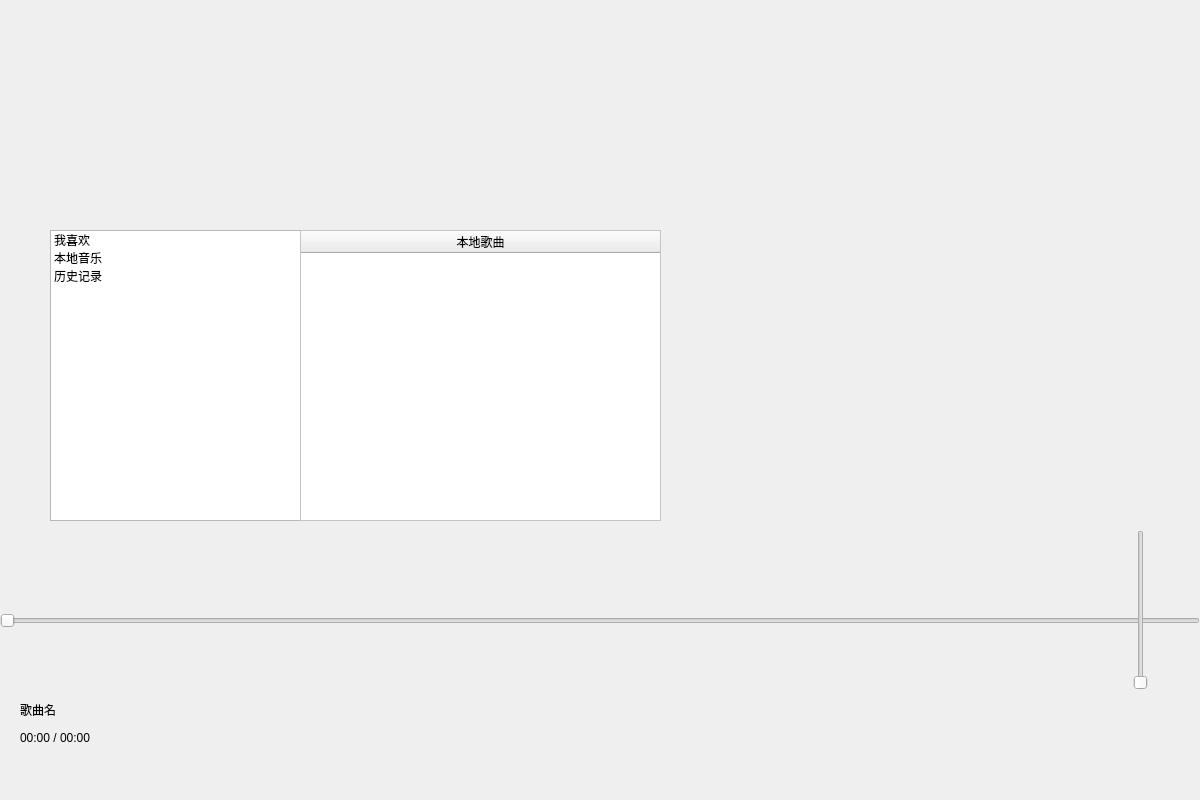
Qt form mainwindow.ui (lyquid617/MPG) before a commit.
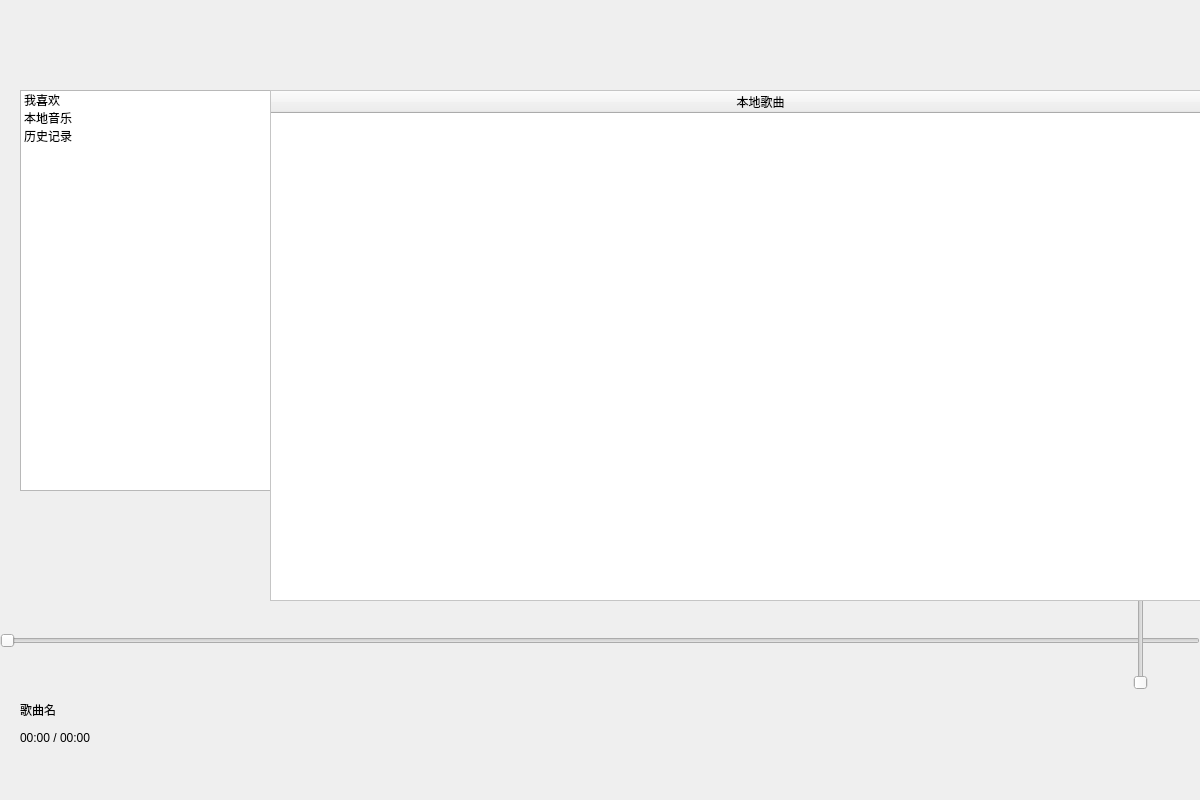
The same form after that commit. Icons and pictures are not drawn.

The edit to the form file:
```diff
--- a/mainwindow.ui
+++ b/mainwindow.ui
@@ -163,11 +163,35 @@
     <property name="geometry">
      <rect>
       <x>0</x>
-      <y>610</y>
+      <y>630</y>
       <width>1200</width>
       <height>22</height>
      </rect>
     </property>
+    <property name="styleSheet">
+     <string notr="true">
+
+QSlider::add-page:Horizontal#horizontalSlider_music
+{
+	background-color: rgb(69, 69, 70);height:5px;
+}
+QSlider::sub-page:Horizontal#horizontalSlider_music
+{
+	background-color: rgb(255, 0, 0);height:5px;
+}
+QSlider::handle:Horizontal#horizontalSlider_music
+{
+	width:14px;border-image: url(images/point_music.png);margin:-5 px -5px;
+}
+QSlider::groove:Horizontal#horizontalSlider_music
+{
+	background:rgb(0, 255, 0);height:5px;
+}
+</string>
+    </property>
+    <property name="maximum">
+     <number>240</number>
+    </property>
     <property name="orientation">
      <enum>Qt::Horizontal</enum>
     </property>
@@ -210,10 +234,10 @@
    <widget class="QTableWidget" name="local">
     <property name="geometry">
      <rect>
-      <x>300</x>
-      <y>230</y>
-      <width>361</width>
-      <height>291</height>
+      <x>270</x>
+      <y>90</y>
+      <width>981</width>
+      <height>511</height>
      </rect>
     </property>
     <property name="sizePolicy">
@@ -282,8 +306,8 @@
    <widget class="QPushButton" name="addMusic">
     <property name="geometry">
      <rect>
-      <x>460</x>
-      <y>180</y>
+      <x>90</x>
+      <y>500</y>
       <width>113</width>
       <height>32</height>
      </rect>
@@ -334,8 +358,8 @@
    <widget class="QPushButton" name="deleteMusic">
     <property name="geometry">
      <rect>
-      <x>400</x>
-      <y>180</y>
+      <x>180</x>
+      <y>500</y>
       <width>91</width>
       <height>31</height>
      </rect>
@@ -455,10 +479,10 @@
    <widget class="QListWidget" name="listWidget">
     <property name="geometry">
      <rect>
-      <x>50</x>
-      <y>230</y>
+      <x>20</x>
+      <y>90</y>
       <width>256</width>
-      <height>291</height>
+      <height>401</height>
      </rect>
     </property>
     <item>
```
